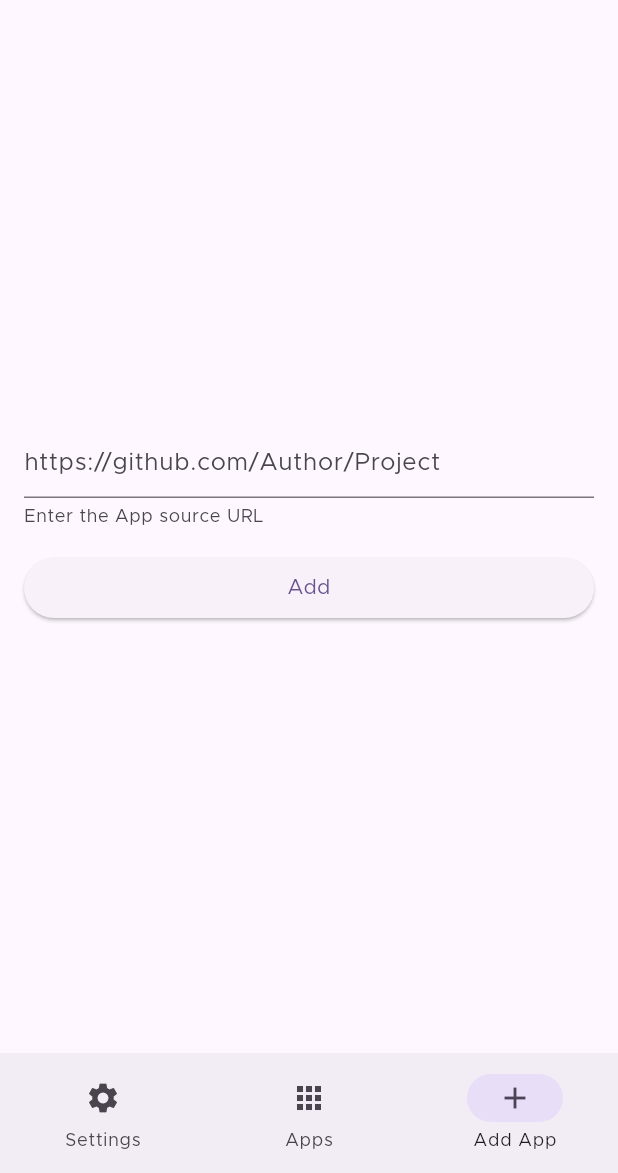
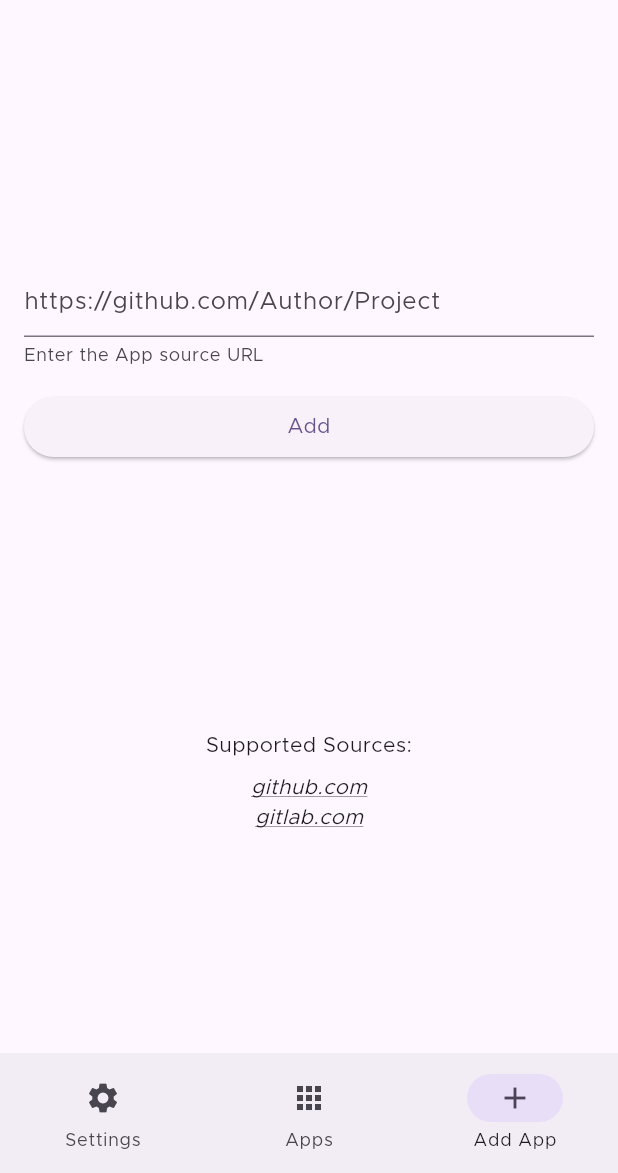
Before and after one commit to ownerroc/ObtainRoc, a Flutter app: the screen it shows after launch, item 3 of the bottom bar chosen, on a phone screen of 412 x 824 dp, the part 63-1236 px from its top. Run offline on Flutter 3.47's test engine with Material 2 defaults, Android fonts, the phone set to English and light mode, and no system bars; drawn by our look-alikes of dynamic_color; our stand-ins replace flutter_local_notifications, fluttertoast, permission_handler, shared_preferences, webview_flutter; missing offline and left inert: flutter_fgbg, install_plugin_v2, workmanager; statements that could not run were skipped.

Commit message:
haptic feedback, listed sources

```diff
--- a/lib/main.dart
+++ b/lib/main.dart
@@ -11,7 +11,7 @@ import 'package:workmanager/workmanager.dart';
 import 'package:dynamic_color/dynamic_color.dart';
 
 const String currentReleaseTag =
-    'v0.1.4-beta'; // KEEP THIS IN SYNC WITH GITHUB RELEASES
+    'v0.1.5-beta'; // KEEP THIS IN SYNC WITH GITHUB RELEASES
 
 @pragma('vm:entry-point')
 void bgTaskCallback() {
--- a/lib/pages/add_app.dart
+++ b/lib/pages/add_app.dart
@@ -1,9 +1,11 @@
 import 'package:flutter/material.dart';
+import 'package:flutter/services.dart';
 import 'package:obtainium/pages/app.dart';
 import 'package:obtainium/providers/apps_provider.dart';
 import 'package:obtainium/providers/settings_provider.dart';
 import 'package:obtainium/providers/source_provider.dart';
 import 'package:provider/provider.dart';
+import 'package:url_launcher/url_launcher_string.dart';
 
 class AddAppPage extends StatefulWidget {
   const AddAppPage({super.key});
@@ -19,16 +21,21 @@ class _AddAppPageState extends State<AddAppPage> {
 
   @override
   Widget build(BuildContext context) {
+    SourceProvider sourceProvider = SourceProvider();
     return Center(
       child: Form(
           key: _formKey,
           child: Column(
+            mainAxisAlignment: MainAxisAlignment.spaceBetween,
             crossAxisAlignment: CrossAxisAlignment.stretch,
             children: [
-          const Spacer(),
+              Container(),
               Padding(
-              padding: const EdgeInsets.symmetric(horizontal: 16.0),
-              child: TextFormField(
+                padding: const EdgeInsets.all(16),
+                child: Column(
+                  crossAxisAlignment: CrossAxisAlignment.stretch,
+                  children: [
+                    TextFormField(
                       decoration: const InputDecoration(
                           hintText: 'https://github.com/Author/Project',
                           helperText: 'Enter the App source URL'),
@@ -41,28 +48,31 @@ class _AddAppPageState extends State<AddAppPage> {
                         }
                         return null;
                       },
-              )),
+                    ),
                     Padding(
-            padding:
-                const EdgeInsets.symmetric(vertical: 16.0, horizontal: 16.0),
+                      padding: const EdgeInsets.symmetric(vertical: 16.0),
                       child: ElevatedButton(
                         onPressed: gettingAppInfo
                             ? null
                             : () {
+                                HapticFeedback.mediumImpact();
                                 if (_formKey.currentState!.validate()) {
                                   setState(() {
                                     gettingAppInfo = true;
                                   });
-                        sourceProvider()
+                                  sourceProvider
                                       .getApp(urlInputController.value.text)
                                       .then((app) {
-                          var appsProvider = context.read<AppsProvider>();
+                                    var appsProvider =
+                                        context.read<AppsProvider>();
                                     var settingsProvider =
                                         context.read<SettingsProvider>();
                                     if (appsProvider.apps.containsKey(app.id)) {
                                       throw 'App already added';
                                     }
-                          settingsProvider.getInstallPermission().then((_) {
+                                    settingsProvider
+                                        .getInstallPermission()
+                                        .then((_) {
                                       appsProvider.saveApp(app).then((_) {
                                         urlInputController.clear();
                                         Navigator.push(
@@ -86,10 +96,39 @@ class _AddAppPageState extends State<AddAppPage> {
                         child: const Text('Add'),
                       ),
                     ),
-          const Spacer(),
-          if (gettingAppInfo) const LinearProgressIndicator(),
                   ],
                 ),
-    ));
+              ),
+              Column(crossAxisAlignment: CrossAxisAlignment.center, children: [
+                const Text(
+                  'Supported Sources:',
+                  // style: TextStyle(fontWeight: FontWeight.bold),
+                  // style: Theme.of(context).textTheme.bodySmall,
+                ),
+                const SizedBox(
+                  height: 8,
+                ),
+                ...sourceProvider
+                    .getSourceHosts()
+                    .map((e) => GestureDetector(
+                        onTap: () {
+                          launchUrlString('https://$e',
+                              mode: LaunchMode.externalApplication);
+                        },
+                        child: Text(
+                          e,
+                          style: const TextStyle(
+                              decoration: TextDecoration.underline,
+                              fontStyle: FontStyle.italic),
+                        )))
+                    .toList()
+              ]),
+              if (gettingAppInfo)
+                const LinearProgressIndicator()
+              else
+                Container(),
+            ],
+          )),
+    );
   }
 }
--- a/lib/pages/app.dart
+++ b/lib/pages/app.dart
@@ -1,4 +1,5 @@
 import 'package:flutter/material.dart';
+import 'package:flutter/services.dart';
 import 'package:obtainium/providers/apps_provider.dart';
 import 'package:webview_flutter/webview_flutter.dart';
 import 'package:provider/provider.dart';
@@ -47,6 +48,7 @@ class _AppPageState extends State<AppPage> {
                                                     app!.app)) &&
                                         app?.downloadProgress == null
                                     ? () {
+                                        HapticFeedback.heavyImpact();
                                         appsProvider
                                             .downloadAndInstallLatestApp(
                                                 [app!.app.id],
@@ -65,6 +67,7 @@ class _AppPageState extends State<AppPage> {
                           onPressed: app?.downloadProgress != null
                               ? null
                               : () {
+                                  HapticFeedback.lightImpact();
                                   showDialog(
                                       context: context,
                                       builder: (BuildContext ctx) {
@@ -75,6 +78,7 @@ class _AppPageState extends State<AppPage> {
                                           actions: [
                                             TextButton(
                                                 onPressed: () {
+                                                  HapticFeedback.heavyImpact();
                                                   appsProvider
                                                       .removeApp(app!.app.id)
                                                       .then((_) {
@@ -87,6 +91,7 @@ class _AppPageState extends State<AppPage> {
                                                 child: const Text('Remove')),
                                             TextButton(
                                                 onPressed: () {
+                                                  HapticFeedback.lightImpact();
                                                   Navigator.of(context).pop();
                                                 },
                                                 child: const Text('Cancel'))
--- a/lib/pages/settings.dart
+++ b/lib/pages/settings.dart
@@ -1,6 +1,7 @@
 import 'dart:convert';
 
 import 'package:flutter/material.dart';
+import 'package:flutter/services.dart';
 import 'package:obtainium/providers/apps_provider.dart';
 import 'package:obtainium/providers/settings_provider.dart';
 import 'package:provider/provider.dart';
@@ -118,6 +119,7 @@ class _SettingsPageState extends State<SettingsPage> {
                           onPressed: appsProvider.apps.isEmpty
                               ? null
                               : () {
+                                  HapticFeedback.lightImpact();
                                   appsProvider.exportApps().then((String path) {
                                     ScaffoldMessenger.of(context).showSnackBar(
                                       SnackBar(
@@ -128,6 +130,7 @@ class _SettingsPageState extends State<SettingsPage> {
                           child: const Text('Export Apps')),
                       ElevatedButton(
                           onPressed: () {
+                            HapticFeedback.lightImpact();
                             showDialog(
                                 context: context,
                                 builder: (BuildContext ctx) {
@@ -172,11 +175,13 @@ class _SettingsPageState extends State<SettingsPage> {
                                     actions: [
                                       TextButton(
                                           onPressed: () {
+                                            HapticFeedback.lightImpact();
                                             Navigator.of(context).pop();
                                           },
                                           child: const Text('Cancel')),
                                       TextButton(
                                           onPressed: () {
+                                            HapticFeedback.heavyImpact();
                                             if (formKey.currentState!
                                                 .validate()) {
                                               appsProvider
@@ -223,6 +228,7 @@ class _SettingsPageState extends State<SettingsPage> {
                           }),
                         ),
                         onPressed: () {
+                          HapticFeedback.lightImpact();
                           launchUrlString(settingsProvider.sourceUrl,
                               mode: LaunchMode.externalApplication);
                         },
--- a/lib/providers/apps_provider.dart
+++ b/lib/providers/apps_provider.dart
@@ -6,6 +6,7 @@ import 'dart:convert';
 import 'dart:io';
 
 import 'package:flutter/material.dart';
+import 'package:flutter/services.dart';
 import 'package:obtainium/providers/notifications_provider.dart';
 import 'package:provider/provider.dart';
 import 'package:path_provider/path_provider.dart';
@@ -191,7 +192,7 @@ class AppsProvider with ChangeNotifier {
 
   Future<App?> getUpdate(String appId) async {
     App? currentApp = apps[appId]!.app;
-    App newApp = await sourceProvider().getApp(currentApp.url);
+    App newApp = await SourceProvider().getApp(currentApp.url);
     if (newApp.latestVersion != currentApp.latestVersion) {
       newApp.installedVersion = currentApp.installedVersion;
       await saveApp(newApp);
@@ -299,11 +300,13 @@ class _APKPickerState extends State<APKPicker> {
       actions: [
         TextButton(
             onPressed: () {
+              HapticFeedback.lightImpact();
               Navigator.of(context).pop(null);
             },
             child: const Text('Cancel')),
         TextButton(
             onPressed: () {
+              HapticFeedback.mediumImpact();
               Navigator.of(context).pop(apkUrl);
             },
             child: const Text('Continue'))
--- a/lib/providers/source_provider.dart
+++ b/lib/providers/source_provider.dart
@@ -195,7 +195,7 @@ class GitLab implements AppSource {
   }
 }
 
-class sourceProvider {
+class SourceProvider {
   // Add more source classes here so they are available via the service
   AppSource getSource(String url) {
     if (url.toLowerCase().contains('://github.com')) {
@@ -227,4 +227,6 @@ class sourceProvider {
         apk.version,
         apk.apkUrls);
   }
+
+  List<String> getSourceHosts() => ['github.com', 'gitlab.com'];
 }
--- a/pubspec.yaml
+++ b/pubspec.yaml
@@ -17,7 +17,7 @@ publish_to: 'none' # Remove this line if you wish to publish to pub.dev
 # https://developer.apple.com/library/archive/documentation/General/Reference/InfoPlistKeyReference/Articles/CoreFoundationKeys.html
 # In Windows, build-name is used as the major, minor, and patch parts
 # of the product and file versions while build-number is used as the build suffix.
-version: 0.1.4+5 # When changing this, update the tag in main() accordingly
+version: 0.1.5+6 # When changing this, update the tag in main() accordingly
 
 environment:
   sdk: '>=2.19.0-79.0.dev <3.0.0'
```
Also changed, not shown: lib/pages/apps.dart (+6 -1 lines). Lines whose indentation alone changed are shown as unchanged.
